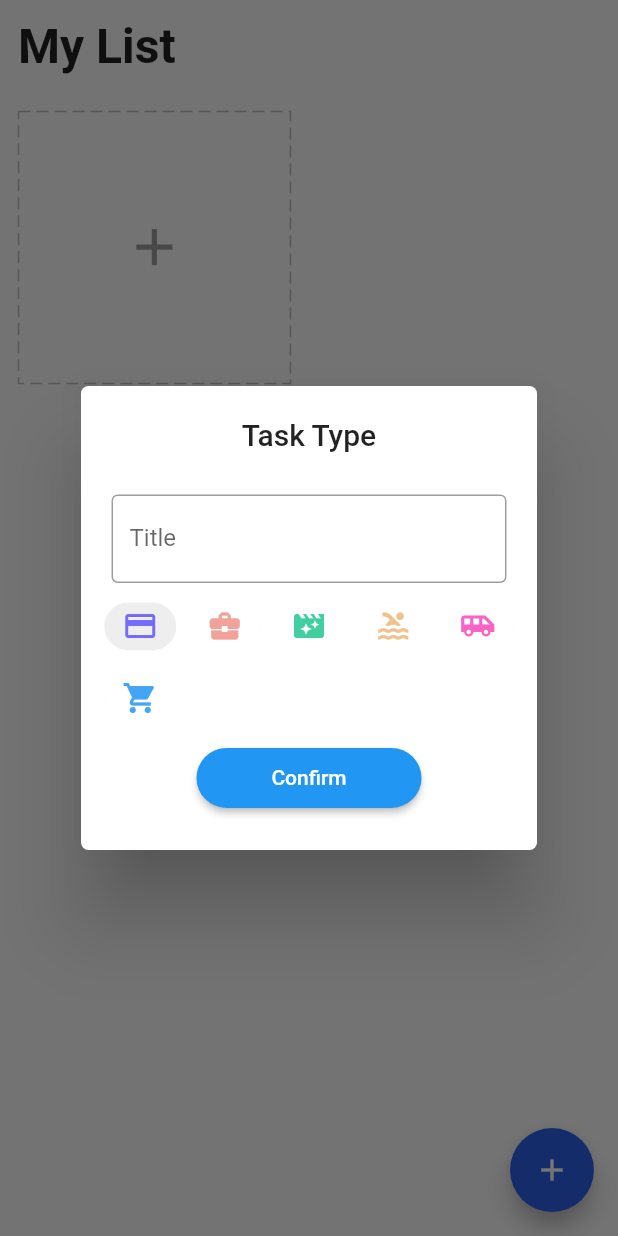
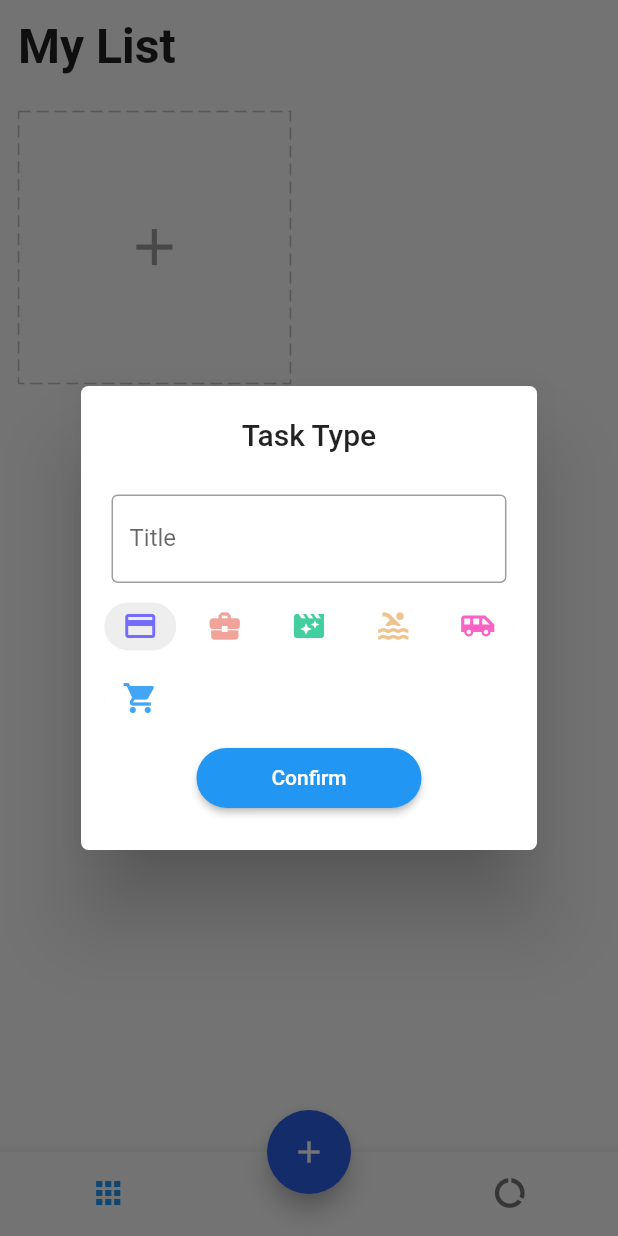
Before and after one commit to ArpitSahu01/Todo-App, a Flutter app: the screen it shows after launch, after a tap on the "add" icon, on a phone screen of 412 x 824 dp. Run offline on Flutter 3.47's test engine with Material 2 defaults, Android fonts, the phone set to English and light mode, and no system bars; drawn by our look-alikes of dotted_border; our stand-ins replace equatable, flutter_easyloading, get, get_storage, step_progress_indicator.

```diff
--- a/lib/app/modules/home/controller.dart
+++ b/lib/app/modules/home/controller.dart
@@ -2,6 +2,7 @@
 import 'package:flutter/cupertino.dart';
 import 'package:flutter/foundation.dart';
 import 'package:get/get.dart';
+import 'package:get_storage/get_storage.dart';
 import 'package:to_do_list/app/data/services/storage/repository.dart';
 
 import '../../data/models/task.dart';
@@ -11,6 +12,7 @@ class HomeController extends GetxController{
   HomeController({required this.taskRepository});
   final formKey = GlobalKey<FormState>();
   final editCtrl = TextEditingController();
+  final tabIndex = 0.obs;
   final chipIndex = 0.obs;
   final deleting = false.obs;
   final tasks = <Task>[].obs;
@@ -143,4 +145,8 @@ return todos.any((element)=>element['title'] == title);
     return res;
   }
 
+  void changeTabIndex(int index){
+    tabIndex.value  = index;
+  }
+
 }
--- a/lib/app/modules/home/view.dart
+++ b/lib/app/modules/home/view.dart
@@ -1,6 +1,7 @@
 import 'package:flutter/material.dart';
 import 'package:flutter_easyloading/flutter_easyloading.dart';
 import 'package:get/get.dart';
+import 'package:to_do_list/app/core/utils/extensions.dart';
 import 'package:to_do_list/app/core/values/colors.dart';
 import 'package:to_do_list/app/data/models/task.dart';
 import 'package:to_do_list/app/modules/home/controller.dart';
@@ -75,6 +76,28 @@ class HomePage extends GetView<HomeController> {
         EasyLoading.showSuccess('Delete Success');
         },
       ),
+      floatingActionButtonLocation: FloatingActionButtonLocation.centerDocked,
+      bottomNavigationBar: BottomNavigationBar(
+        onTap: (int index)=> controller.changeTabIndex(index),
+        currentIndex: controller.tabIndex.value,
+        showSelectedLabels: false,
+        showUnselectedLabels: false,
+        items: [
+          BottomNavigationBarItem(
+            label: 'Home',
+              icon: Padding(
+                padding: EdgeInsets.only(right: 15.0.wp),
+                  child: Icon(Icons.apps)
+              ),
+          ),
+          BottomNavigationBarItem(
+            label: 'Report',
+            icon: Padding(
+                padding: EdgeInsets.only(left: 15.0.wp),
+                child: Icon(Icons.data_usage)),
+          ),
+        ],
+      ),
     );
   }
 }
```
